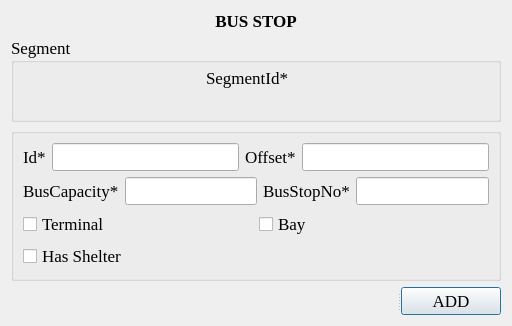
This is ui_busstop.ui in chaitanyamalaviya/Trafficera as Qt 5 draws it before an edit. The edited form follows.
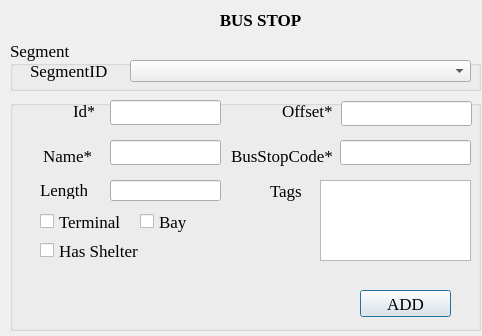
This is the edited form.

```diff
--- a/ui_busstop.ui
+++ b/ui_busstop.ui
@@ -9,8 +9,8 @@
    <rect>
     <x>0</x>
     <y>0</y>
-    <width>512</width>
-    <height>317</height>
+    <width>482</width>
+    <height>336</height>
    </rect>
   </property>
   <property name="font">
@@ -37,11 +37,57 @@
   <property name="sizeGripEnabled">
    <bool>false</bool>
   </property>
-  <layout class="QGridLayout" name="gridLayout_3">
-   <item row="0" column="0">
-    <layout class="QVBoxLayout" name="verticalLayout">
-     <item>
+  <widget class="QGroupBox" name="SegmentGroupBox">
+   <property name="geometry">
+    <rect>
+     <x>10</x>
+     <y>40</y>
+     <width>471</width>
+     <height>51</height>
+    </rect>
+   </property>
+   <property name="font">
+    <font>
+     <family>Times New Roman</family>
+     <pointsize>13</pointsize>
+    </font>
+   </property>
+   <property name="title">
+    <string>Segment</string>
+   </property>
+   <widget class="QLabel" name="label">
+    <property name="geometry">
+     <rect>
+      <x>20</x>
+      <y>20</y>
+      <width>91</width>
+      <height>21</height>
+     </rect>
+    </property>
+    <property name="text">
+     <string>SegmentID</string>
+    </property>
+   </widget>
+   <widget class="QComboBox" name="comboBox">
+    <property name="geometry">
+     <rect>
+      <x>120</x>
+      <y>20</y>
+      <width>341</width>
+      <height>22</height>
+     </rect>
+    </property>
+   </widget>
+  </widget>
       <widget class="QLabel" name="titleLabel">
+   <property name="geometry">
+    <rect>
+     <x>60</x>
+     <y>10</y>
+     <width>401</width>
+     <height>20</height>
+    </rect>
+   </property>
        <property name="font">
         <font>
          <family>Times New Roman</family>
@@ -57,68 +103,15 @@
         <set>Qt::AlignCenter</set>
        </property>
       </widget>
-     </item>
-     <item>
-      <widget class="QGroupBox" name="SegmentGroupBox">
-       <property name="font">
-        <font>
-         <family>Times New Roman</family>
-         <pointsize>13</pointsize>
-        </font>
-       </property>
-       <property name="title">
-        <string>Segment</string>
-       </property>
-       <layout class="QGridLayout" name="gridLayout">
-        <property name="leftMargin">
-         <number>5</number>
-        </property>
-        <property name="topMargin">
-         <number>5</number>
-        </property>
-        <property name="rightMargin">
-         <number>5</number>
-        </property>
-        <property name="bottomMargin">
-         <number>5</number>
-        </property>
-        <item row="2" column="0">
-         <widget class="QLabel" name="segmentId">
-          <property name="font">
-           <font>
-            <family>Times New Roman</family>
-            <pointsize>13</pointsize>
-           </font>
-          </property>
-          <property name="text">
-           <string/>
-          </property>
-         </widget>
-        </item>
-        <item row="1" column="0">
-         <widget class="QLabel" name="segmentIdLabel">
-          <property name="maximumSize">
-           <size>
-            <width>100</width>
-            <height>100</height>
-           </size>
-          </property>
-          <property name="font">
-           <font>
-            <family>Times New Roman</family>
-            <pointsize>13</pointsize>
-           </font>
-          </property>
-          <property name="text">
-           <string>SegmentId*</string>
-          </property>
-         </widget>
-        </item>
-       </layout>
-      </widget>
-     </item>
-     <item>
       <widget class="QGroupBox" name="attributeGroup">
+   <property name="geometry">
+    <rect>
+     <x>10</x>
+     <y>100</y>
+     <width>471</width>
+     <height>231</height>
+    </rect>
+   </property>
        <property name="font">
         <font>
          <family>Times New Roman</family>
@@ -128,11 +121,213 @@
        <property name="title">
         <string/>
        </property>
-       <layout class="QGridLayout" name="gridLayout_2">
-        <item row="0" column="0">
-         <layout class="QHBoxLayout" name="horizontalLayout">
-          <item>
+   <widget class="QCheckBox" name="hasShelter">
+    <property name="geometry">
+     <rect>
+      <x>30</x>
+      <y>140</y>
+      <width>101</width>
+      <height>21</height>
+     </rect>
+    </property>
+    <property name="font">
+     <font>
+      <family>Times New Roman</family>
+      <pointsize>13</pointsize>
+     </font>
+    </property>
+    <property name="text">
+     <string>Has Shelter</string>
+    </property>
+   </widget>
+   <widget class="QLabel" name="label_2">
+    <property name="geometry">
+     <rect>
+      <x>30</x>
+      <y>80</y>
+      <width>47</width>
+      <height>19</height>
+     </rect>
+    </property>
+    <property name="text">
+     <string>Length</string>
+    </property>
+   </widget>
+   <widget class="QLabel" name="label_3">
+    <property name="geometry">
+     <rect>
+      <x>260</x>
+      <y>80</y>
+      <width>61</width>
+      <height>21</height>
+     </rect>
+    </property>
+    <property name="text">
+     <string>Tags</string>
+    </property>
+   </widget>
+   <widget class="QLineEdit" name="lineEdit">
+    <property name="geometry">
+     <rect>
+      <x>100</x>
+      <y>80</y>
+      <width>111</width>
+      <height>21</height>
+     </rect>
+    </property>
+   </widget>
+   <widget class="QTextEdit" name="textEdit">
+    <property name="geometry">
+     <rect>
+      <x>310</x>
+      <y>80</y>
+      <width>151</width>
+      <height>81</height>
+     </rect>
+    </property>
+   </widget>
+   <widget class="QCheckBox" name="isTerminal">
+    <property name="geometry">
+     <rect>
+      <x>30</x>
+      <y>110</y>
+      <width>83</width>
+      <height>23</height>
+     </rect>
+    </property>
+    <property name="font">
+     <font>
+      <family>Times New Roman</family>
+      <pointsize>13</pointsize>
+     </font>
+    </property>
+    <property name="text">
+     <string>Terminal</string>
+    </property>
+   </widget>
+   <widget class="QCheckBox" name="isBay">
+    <property name="geometry">
+     <rect>
+      <x>130</x>
+      <y>110</y>
+      <width>71</width>
+      <height>23</height>
+     </rect>
+    </property>
+    <property name="font">
+     <font>
+      <family>Times New Roman</family>
+      <pointsize>13</pointsize>
+     </font>
+    </property>
+    <property name="text">
+     <string>Bay</string>
+    </property>
+   </widget>
+   <widget class="QPushButton" name="actionButton">
+    <property name="geometry">
+     <rect>
+      <x>350</x>
+      <y>190</y>
+      <width>91</width>
+      <height>27</height>
+     </rect>
+    </property>
+    <property name="maximumSize">
+     <size>
+      <width>100</width>
+      <height>100</height>
+     </size>
+    </property>
+    <property name="font">
+     <font>
+      <family>Times New Roman</family>
+      <pointsize>13</pointsize>
+     </font>
+    </property>
+    <property name="text">
+     <string>ADD</string>
+    </property>
+   </widget>
+   <widget class="QLabel" name="busCapacityLabel">
+    <property name="geometry">
+     <rect>
+      <x>33</x>
+      <y>40</y>
+      <width>61</width>
+      <height>31</height>
+     </rect>
+    </property>
+    <property name="font">
+     <font>
+      <family>Times New Roman</family>
+      <pointsize>13</pointsize>
+     </font>
+    </property>
+    <property name="text">
+     <string>Name*</string>
+    </property>
+   </widget>
+   <widget class="QLineEdit" name="busCapacity">
+    <property name="geometry">
+     <rect>
+      <x>100</x>
+      <y>40</y>
+      <width>111</width>
+      <height>25</height>
+     </rect>
+    </property>
+    <property name="font">
+     <font>
+      <family>Times New Roman</family>
+      <pointsize>13</pointsize>
+     </font>
+    </property>
+   </widget>
+   <widget class="QLabel" name="busstopNoLabel">
+    <property name="geometry">
+     <rect>
+      <x>221</x>
+      <y>40</y>
+      <width>111</width>
+      <height>31</height>
+     </rect>
+    </property>
+    <property name="font">
+     <font>
+      <family>Times New Roman</family>
+      <pointsize>13</pointsize>
+     </font>
+    </property>
+    <property name="text">
+     <string>BusStopCode*</string>
+    </property>
+   </widget>
+   <widget class="QLineEdit" name="busstopNo">
+    <property name="geometry">
+     <rect>
+      <x>330</x>
+      <y>40</y>
+      <width>131</width>
+      <height>25</height>
+     </rect>
+    </property>
+    <property name="font">
+     <font>
+      <family>Times New Roman</family>
+      <pointsize>13</pointsize>
+     </font>
+    </property>
+   </widget>
            <widget class="QLabel" name="idLabel">
+    <property name="geometry">
+     <rect>
+      <x>63</x>
+      <y>1</y>
+      <width>21</width>
+      <height>20</height>
+     </rect>
+    </property>
             <property name="font">
              <font>
               <family>Times New Roman</family>
@@ -143,9 +338,15 @@
              <string>Id*</string>
             </property>
            </widget>
-          </item>
-          <item>
            <widget class="QLineEdit" name="id">
+    <property name="geometry">
+     <rect>
+      <x>100</x>
+      <y>0</y>
+      <width>111</width>
+      <height>25</height>
+     </rect>
+    </property>
             <property name="font">
              <font>
               <family>Times New Roman</family>
@@ -153,9 +354,15 @@
              </font>
             </property>
            </widget>
-          </item>
-          <item>
            <widget class="QLabel" name="OffsetLabel">
+    <property name="geometry">
+     <rect>
+      <x>272</x>
+      <y>1</y>
+      <width>51</width>
+      <height>20</height>
+     </rect>
+    </property>
             <property name="font">
              <font>
               <family>Times New Roman</family>
@@ -166,127 +373,32 @@
              <string>Offset*</string>
             </property>
            </widget>
-          </item>
-          <item>
            <widget class="QLineEdit" name="offset">
-            <property name="font">
-             <font>
-              <family>Times New Roman</family>
-              <pointsize>13</pointsize>
-             </font>
-            </property>
-           </widget>
-          </item>
-         </layout>
-        </item>
-        <item row="1" column="0">
-         <layout class="QHBoxLayout" name="horizontalLayout_2">
-          <item>
-           <widget class="QLabel" name="busCapacityLabel">
+    <property name="geometry">
+     <rect>
+      <x>331</x>
+      <y>1</y>
+      <width>131</width>
+      <height>25</height>
+     </rect>
+    </property>
             <property name="font">
              <font>
               <family>Times New Roman</family>
               <pointsize>13</pointsize>
              </font>
             </property>
-            <property name="text">
-             <string>BusCapacity*</string>
-            </property>
-           </widget>
-          </item>
-          <item>
-           <widget class="QLineEdit" name="busCapacity">
-            <property name="font">
-             <font>
-              <family>Times New Roman</family>
-              <pointsize>13</pointsize>
-             </font>
-            </property>
-           </widget>
-          </item>
-          <item>
-           <widget class="QLabel" name="busstopNoLabel">
-            <property name="font">
-             <font>
-              <family>Times New Roman</family>
-              <pointsize>13</pointsize>
-             </font>
-            </property>
-            <property name="text">
-             <string>BusStopNo*</string>
-            </property>
-           </widget>
-          </item>
-          <item>
-           <widget class="QLineEdit" name="busstopNo">
-            <property name="font">
-             <font>
-              <family>Times New Roman</family>
-              <pointsize>13</pointsize>
-             </font>
-            </property>
-           </widget>
-          </item>
-         </layout>
-        </item>
-        <item row="2" column="0">
-         <layout class="QHBoxLayout" name="horizontalLayout_3">
-          <item>
-           <widget class="QCheckBox" name="isTerminal">
-            <property name="font">
-             <font>
-              <family>Times New Roman</family>
-              <pointsize>13</pointsize>
-             </font>
-            </property>
-            <property name="text">
-             <string>Terminal</string>
-            </property>
-           </widget>
-          </item>
-          <item>
-           <widget class="QCheckBox" name="isBay">
-            <property name="font">
-             <font>
-              <family>Times New Roman</family>
-              <pointsize>13</pointsize>
-             </font>
-            </property>
-            <property name="text">
-             <string>Bay</string>
-            </property>
-           </widget>
-          </item>
-         </layout>
-        </item>
-        <item row="3" column="0">
-         <widget class="QCheckBox" name="hasShelter">
-          <property name="font">
-           <font>
-            <family>Times New Roman</family>
-            <pointsize>13</pointsize>
-           </font>
-          </property>
-          <property name="text">
-           <string>Has Shelter</string>
-          </property>
-         </widget>
-        </item>
-       </layout>
-      </widget>
-     </item>
-     <item>
-      <widget class="QSplitter" name="splitter">
-       <property name="font">
-        <font>
-         <family>Times New Roman</family>
-         <pointsize>13</pointsize>
-        </font>
-       </property>
-       <property name="orientation">
-        <enum>Qt::Horizontal</enum>
-       </property>
+   </widget>
+  </widget>
        <widget class="QLabel" name="errorMessage">
+   <property name="geometry">
+    <rect>
+     <x>10</x>
+     <y>60</y>
+     <width>16</width>
+     <height>20</height>
+    </rect>
+   </property>
         <property name="font">
          <font>
           <family>Times New Roman</family>
@@ -301,28 +413,6 @@
          <string/>
         </property>
        </widget>
-       <widget class="QPushButton" name="actionButton">
-        <property name="maximumSize">
-         <size>
-          <width>100</width>
-          <height>100</height>
-         </size>
-        </property>
-        <property name="font">
-         <font>
-          <family>Times New Roman</family>
-          <pointsize>13</pointsize>
-         </font>
-        </property>
-        <property name="text">
-         <string>ADD</string>
-        </property>
-       </widget>
-      </widget>
-     </item>
-    </layout>
-   </item>
-  </layout>
  </widget>
  <resources/>
  <connections/>
```
Lines whose indentation alone changed are shown as unchanged.
